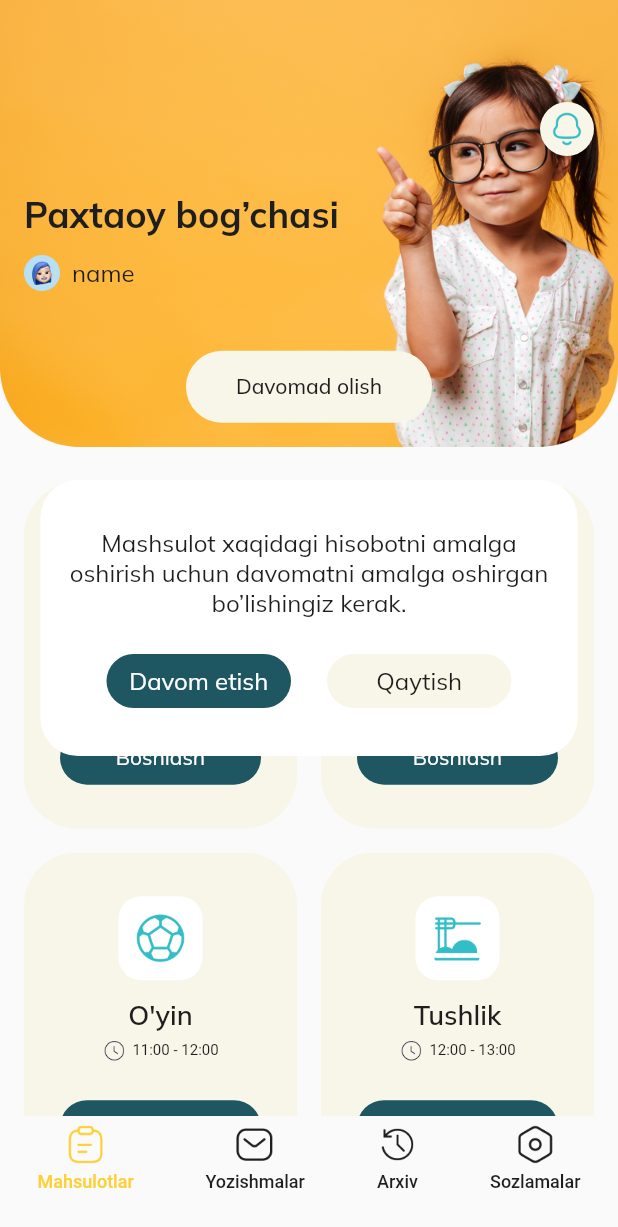
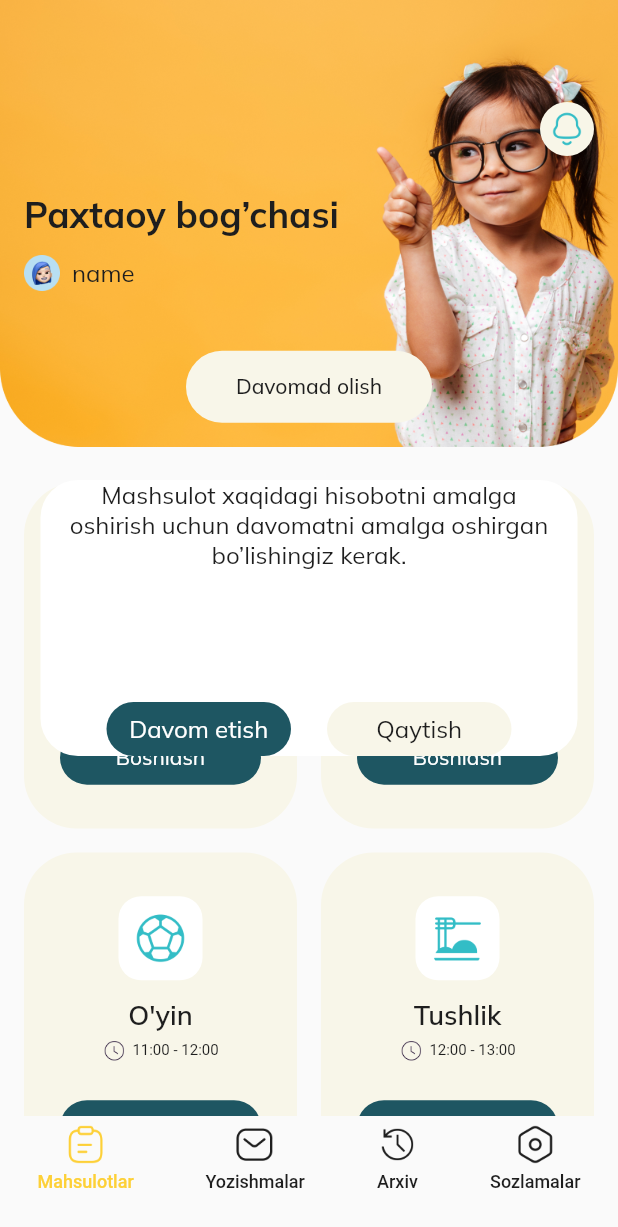
Before and after one commit to tursunalikhorunaliyev/kingdergarden, a Flutter app: the ActivitiesBlur screen opened directly, on a phone screen of 412 x 824 dp. Shown: the top 1227 px of the screen. Run offline on Flutter 3.47's test engine with Material 2 defaults, Android fonts, the phone set to English and light mode, and no system bars; our stand-ins replace google_fonts, im_stepper.

Commit message:
alert is complated

```diff
--- a/lib/view/custome/custom_blur_activities_container.dart
+++ b/lib/view/custome/custom_blur_activities_container.dart
@@ -10,9 +10,8 @@ class CustomActivitiesConatainer extends StatelessWidget {
   @override
   Widget build(BuildContext context) {
     return Container(
-      width: double.infinity,
-      height: double.infinity,
-      padding: const EdgeInsets.symmetric(vertical: 32, horizontal: 16),
+      width: 326,
+      height: 120,
       decoration: BoxDecoration(
         borderRadius: BorderRadius.circular(25),
         color: Colors.white,
```
